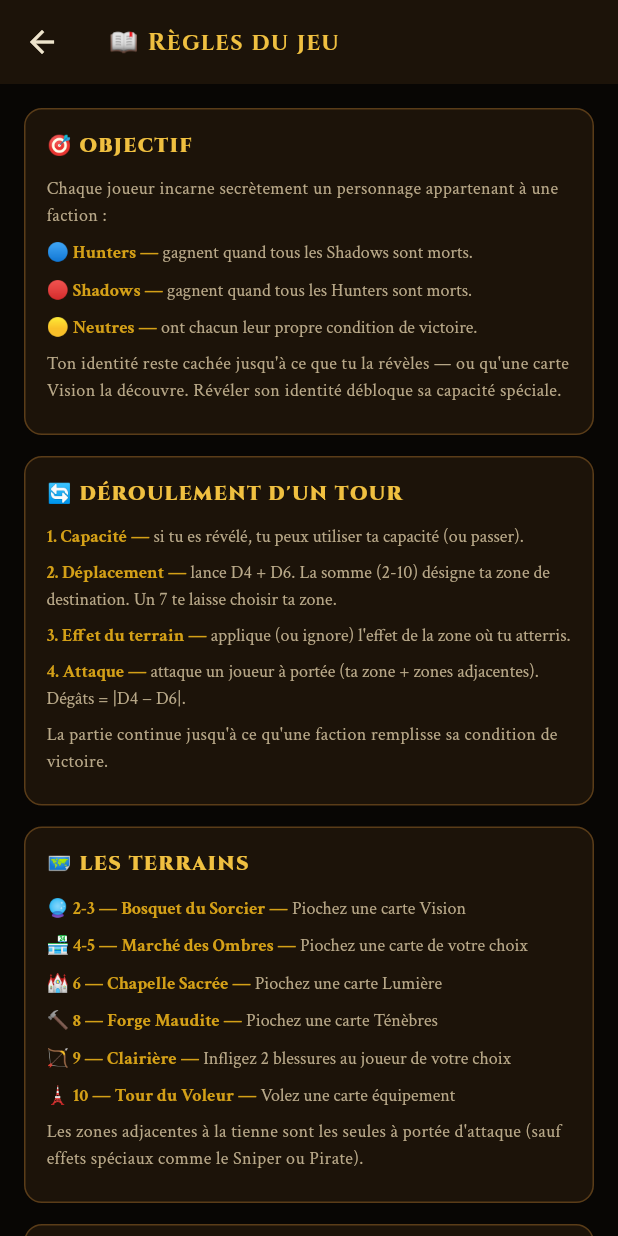
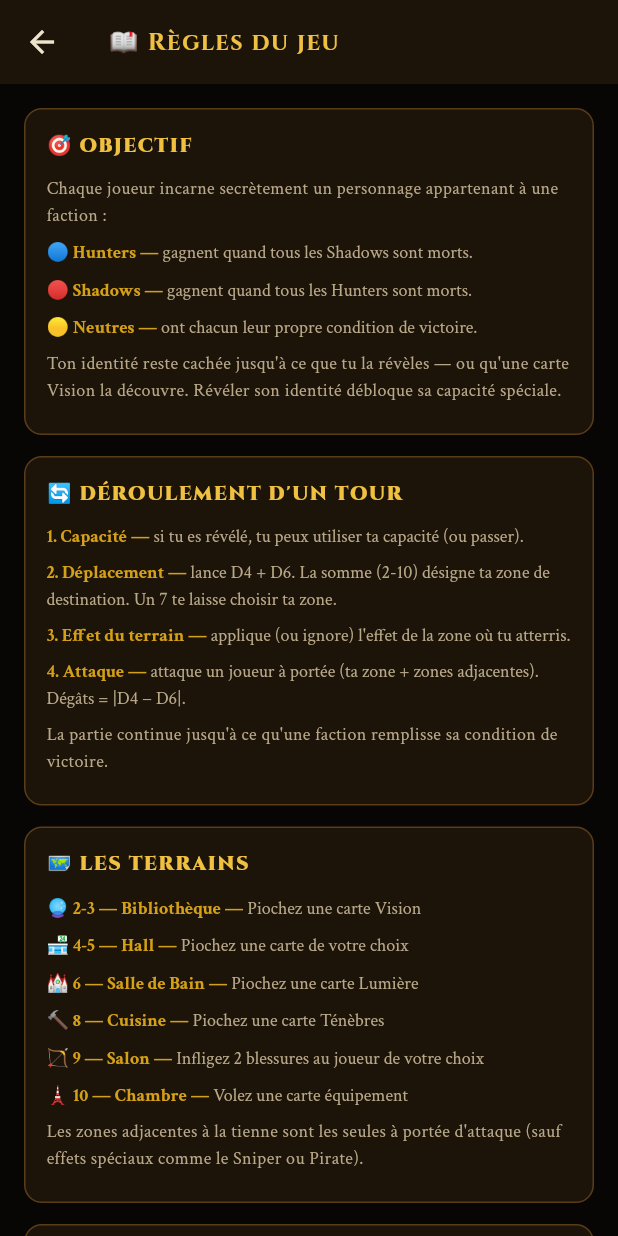
Before and after one commit to Jazz2529/Blinders_Hunter, a Flutter app: the RulesScreen screen opened directly, on a phone screen of 412 x 824 dp. Run offline on Flutter 3.47's test engine with Material 3 defaults, Android fonts, the light colour scheme and no system bars; our stand-ins replace audioplayers, firebase_core, shared_preferences; accounts and stored records are empty.

Commit message:
Add files via upload

```diff
--- a/lib/data/game_data.dart
+++ b/lib/data/game_data.dart
@@ -217,12 +217,12 @@ const List<CharacterCard> kAllCharacters = [
 
 // ─── Terrains ────────────────────────────────────────────────────────────────
 const List<Terrain> kAllTerrains = [
-  Terrain(num:'2-3', id:0, name:'Bosquet du Sorcier', effect:'vision',   desc:'Piochez une carte Vision',    icon:'🔮'),
-  Terrain(num:'4-5', id:1, name:'Marché des Ombres',  effect:'choice',   desc:'Piochez une carte de votre choix', icon:'🏪'),
-  Terrain(num:'6',   id:2, name:'Chapelle Sacrée',     effect:'lumiere',  desc:'Piochez une carte Lumière',   icon:'⛪'),
-  Terrain(num:'8',   id:3, name:'Forge Maudite',       effect:'tenebres', desc:'Piochez une carte Ténèbres',  icon:'🔨'),
-  Terrain(num:'9',   id:4, name:'Clairière',            effect:'damage9',  desc:'Infligez 2 blessures au joueur de votre choix', icon:'🏹'),
-  Terrain(num:'10',  id:5, name:'Tour du Voleur',       effect:'steal',    desc:'Volez une carte équipement',  icon:'🗼'),
+  Terrain(num:'2-3', id:0, name:'Bibliothèque', effect:'vision',   desc:'Piochez une carte Vision',    icon:'🔮'),
+  Terrain(num:'4-5', id:1, name:'Hall',  effect:'choice',   desc:'Piochez une carte de votre choix', icon:'🏪'),
+  Terrain(num:'6',   id:2, name:'Salle de Bain',     effect:'lumiere',  desc:'Piochez une carte Lumière',   icon:'⛪'),
+  Terrain(num:'8',   id:3, name:'Cuisine',       effect:'tenebres', desc:'Piochez une carte Ténèbres',  icon:'🔨'),
+  Terrain(num:'9',   id:4, name:'Salon',            effect:'damage9',  desc:'Infligez 2 blessures au joueur de votre choix', icon:'🏹'),
+  Terrain(num:'10',  id:5, name:'Chambre',       effect:'steal',    desc:'Volez une carte équipement',  icon:'🗼'),
 ];
 
 // ─── Helpers ─────────────────────────────────────────────────────────────────
--- a/lib/services/engine.dart
+++ b/lib/services/engine.dart
@@ -1211,6 +1211,7 @@ class GameEngine with AbilityEngine {
   /// butin doit être proposée, sinon null. Ne se déclenche pas si le tueur
   /// a déjà volé automatiquement tout l'équipement (Crucifix en Argent).
   (String, String)? checkLootOpportunity(Player dead, List<Player> all) {
+    if (dead.alive) return null; // sécurité : jamais de butin sur un joueur encore en vie
     if (dead.equipment.isEmpty || dead.killedByUid == null) return null;
     Player? killer;
     for (final k in all) { if (k.uid == dead.killedByUid) { killer = k; break; } }
--- a/lib/widgets/terrain_widget.dart
+++ b/lib/widgets/terrain_widget.dart
@@ -114,6 +114,7 @@ class TerrainTile extends StatelessWidget {
       child: AnimatedContainer(
         duration: const Duration(milliseconds: 300),
         decoration: BoxDecoration(
+          color: kBg2,
           borderRadius: BorderRadius.circular(8),
           border: Border.all(color: borderColor, width: borderWidth),
           boxShadow: glowColor != null
@@ -276,7 +277,7 @@ class _TerrainImg extends StatelessWidget {
   Widget build(BuildContext context) {
     final path = terrainImagePath(effect);
     if (path == null) return _fallback(effect);
-    return Image.asset(path, fit: BoxFit.cover,
+    return Image.asset(path, fit: BoxFit.contain,
       errorBuilder: (_, __, ___) => _fallback(effect));
   }
 
```
Also changed, not shown: lib/screens/solo_screen.dart (+5 -6 lines), lib/services/game_provider.dart (+15 -3 lines), lib/services/solo_controller.dart (+17 -2 lines).
